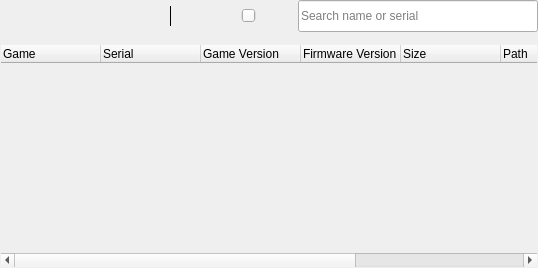
First picture: the form in src/launcher/forms/configuration_list_widget.ui, repository Hugoe031/EmuStation5, before the edit.
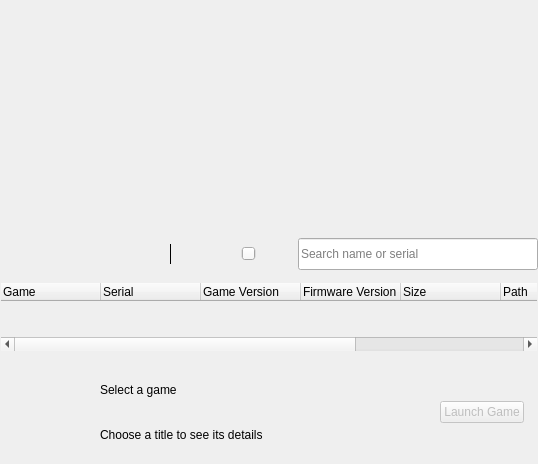
Second picture: the form after the edit. Custom widgets are drawn as their Qt base class.

Commit message: PS5-inspired launcher UI: hero row, nav rail, detail panel, PS-blue theme

```diff
--- a/src/launcher/forms/configuration_list_widget.ui
+++ b/src/launcher/forms/configuration_list_widget.ui
@@ -33,6 +33,55 @@
     <number>0</number>
    </property>
    <item row="0" column="0">
+    <widget class="QListView" name="hero_row">
+     <property name="accessibleName">
+      <string>Game hero row</string>
+     </property>
+     <property name="minimumSize">
+      <size>
+       <width>0</width>
+       <height>230</height>
+      </size>
+     </property>
+     <property name="maximumSize">
+      <size>
+       <width>16777215</width>
+       <height>230</height>
+      </size>
+     </property>
+     <property name="frameShape">
+      <enum>QFrame::NoFrame</enum>
+     </property>
+     <property name="flow">
+      <enum>QListView::LeftToRight</enum>
+     </property>
+     <property name="movement">
+      <enum>QListView::Static</enum>
+     </property>
+     <property name="wrapping">
+      <bool>false</bool>
+     </property>
+     <property name="resizeMode">
+      <enum>QListView::Fixed</enum>
+     </property>
+     <property name="spacing">
+      <number>12</number>
+     </property>
+     <property name="uniformItemSizes">
+      <bool>true</bool>
+     </property>
+     <property name="horizontalScrollMode">
+      <enum>QAbstractItemView::ScrollPerPixel</enum>
+     </property>
+     <property name="verticalScrollBarPolicy">
+      <enum>Qt::ScrollBarAlwaysOff</enum>
+     </property>
+     <property name="styleSheet">
+      <string notr="true">#hero_row { background: transparent; }</string>
+     </property>
+    </widget>
+   </item>
+   <item row="1" column="0">
     <layout class="QHBoxLayout" name="horizontalLayout_2">
      <property name="spacing">
       <number>2</number>
@@ -373,7 +422,7 @@
      </item>
     </layout>
    </item>
-   <item row="1" column="0">
+   <item row="2" column="0">
     <widget class="GameViews" name="game_views">
      <widget class="QTreeWidget" name="cfgs_list">
       <property name="accessibleName">
@@ -445,6 +494,124 @@
      </widget>
     </widget>
    </item>
+   <item row="3" column="0">
+    <widget class="QFrame" name="game_detail_panel">
+     <property name="minimumSize">
+      <size>
+       <width>0</width>
+       <height>104</height>
+      </size>
+     </property>
+     <property name="maximumSize">
+      <size>
+       <width>16777215</width>
+       <height>104</height>
+      </size>
+     </property>
+     <property name="frameShape">
+      <enum>QFrame::NoFrame</enum>
+     </property>
+     <property name="frameShadow">
+      <enum>QFrame::Plain</enum>
+     </property>
+     <layout class="QHBoxLayout" name="detailLayout">
+      <property name="spacing">
+       <number>14</number>
+      </property>
+      <property name="leftMargin">
+       <number>14</number>
+      </property>
+      <property name="topMargin">
+       <number>8</number>
+      </property>
+      <property name="rightMargin">
+       <number>14</number>
+      </property>
+      <property name="bottomMargin">
+       <number>8</number>
+      </property>
+      <item>
+       <widget class="QLabel" name="detail_icon">
+        <property name="minimumSize">
+         <size>
+          <width>72</width>
+          <height>72</height>
+         </size>
+        </property>
+        <property name="maximumSize">
+         <size>
+          <width>72</width>
+          <height>72</height>
+         </size>
+        </property>
+        <property name="text">
+         <string/>
+        </property>
+        <property name="scaledContents">
+         <bool>true</bool>
+        </property>
+        <property name="alignment">
+         <set>Qt::AlignCenter</set>
+        </property>
+       </widget>
+      </item>
+      <item>
+       <layout class="QVBoxLayout" name="detailTextLayout">
+        <property name="spacing">
+         <number>3</number>
+        </property>
+        <item>
+         <widget class="QLabel" name="detail_title">
+          <property name="text">
+           <string>Select a game</string>
+          </property>
+         </widget>
+        </item>
+        <item>
+         <widget class="QLabel" name="detail_meta">
+          <property name="text">
+           <string>Choose a title to see its details</string>
+          </property>
+         </widget>
+        </item>
+       </layout>
+      </item>
+      <item>
+       <spacer name="detailSpacer">
+        <property name="orientation">
+         <enum>Qt::Horizontal</enum>
+        </property>
+        <property name="sizeHint" stdset="0">
+         <size>
+          <width>40</width>
+          <height>20</height>
+         </size>
+        </property>
+       </spacer>
+      </item>
+      <item>
+       <widget class="QLabel" name="detail_status">
+        <property name="text">
+         <string/>
+        </property>
+        <property name="alignment">
+         <set>Qt::AlignCenter</set>
+        </property>
+       </widget>
+      </item>
+      <item>
+       <widget class="QPushButton" name="detail_launch_button">
+        <property name="text">
+         <string>Launch Game</string>
+        </property>
+        <property name="enabled">
+         <bool>false</bool>
+        </property>
+       </widget>
+      </item>
+     </layout>
+    </widget>
+   </item>
   </layout>
   <action name="refresh_action">
    <property name="text">
```
The commit also changes 8 other files.
